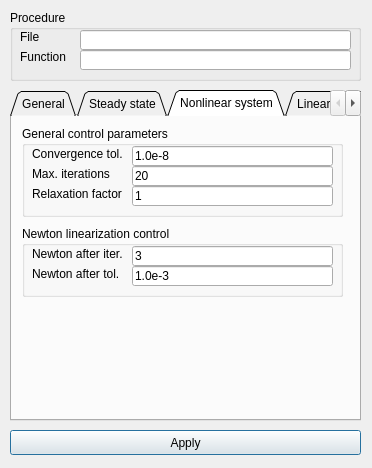
Qt form misc/Mesh3D/forms/solverparameters.ui (tehnick/elmerfem) before a commit.
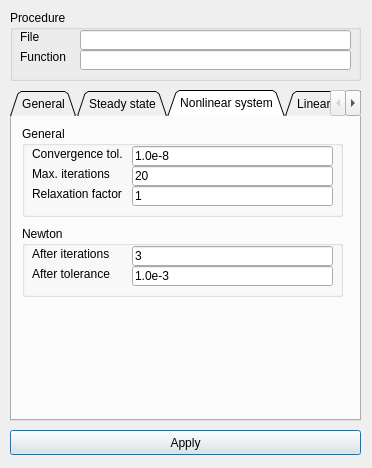
The same form after that commit. The open tabs and pages were chosen to show the change. Icons and pictures are not drawn.

Patch:
```diff
--- a/misc/Mesh3D/forms/solverparameters.ui
+++ b/misc/Mesh3D/forms/solverparameters.ui
@@ -317,7 +317,7 @@
       </rect>
      </property>
      <property name="title" >
-      <string>General control parameters</string>
+      <string>General</string>
      </property>
      <widget class="QLineEdit" name="nonlinSystemRelaxationFactorEdit" >
       <property name="geometry" >
@@ -408,7 +408,7 @@
       </rect>
      </property>
      <property name="title" >
-      <string>Newton linearization control</string>
+      <string>Newton</string>
      </property>
      <widget class="QLineEdit" name="nonlinSystemNewtonAfterTolEdit" >
       <property name="geometry" >
@@ -433,7 +433,7 @@
        </rect>
       </property>
       <property name="text" >
-       <string>Newton after iter.</string>
+       <string>After iterations</string>
       </property>
      </widget>
      <widget class="QLabel" name="nonlinSystemNewtonAfterTolLabel" >
@@ -446,7 +446,7 @@
        </rect>
       </property>
       <property name="text" >
-       <string>Newton after tol.</string>
+       <string>After tolerance</string>
       </property>
      </widget>
      <widget class="QLineEdit" name="nonlinSystemNewtonAfterIterEdit" >
```
Left out of the diff: 14 changed lines with no effect on the pictures.
